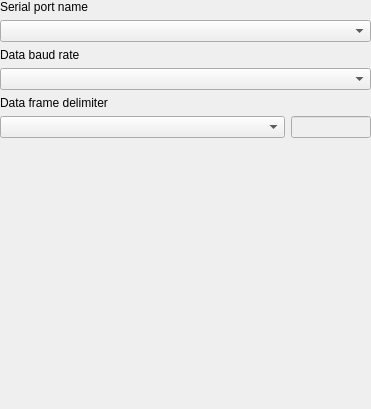
Above: src/ui/sensor/widget_serialportsensor.ui from qgis/QGIS before the change. Below: the same form after it.
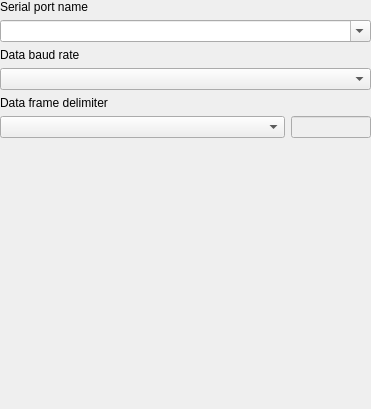
That is the form after the change.

Commit message: [sensors] Allow for typing in serial port name manually

What changed in the file:
```diff
--- a/src/ui/sensor/widget_serialportsensor.ui
+++ b/src/ui/sensor/widget_serialportsensor.ui
@@ -41,6 +41,9 @@
      <property name="toolTip">
       <string>Choose a serial port for the connection</string>
      </property>
+     <property name="editable">
+      <bool>true</bool>
+     </property>
     </widget>
    </item>
    <item>
```
The commit also changes 1 other file.
